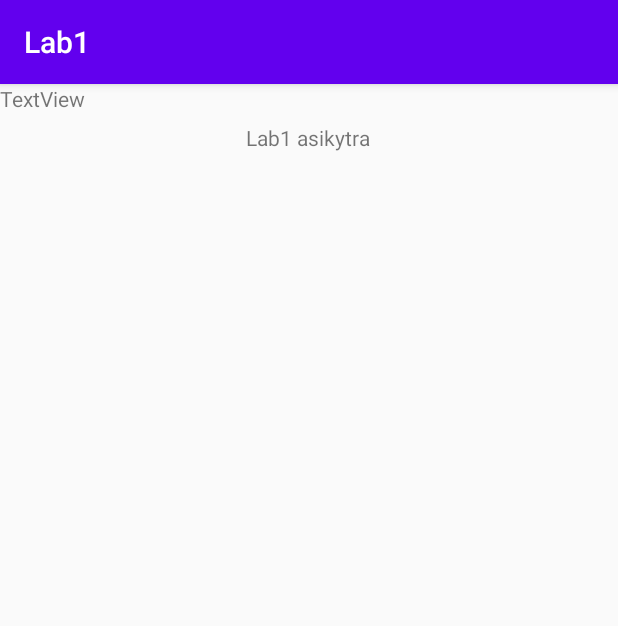
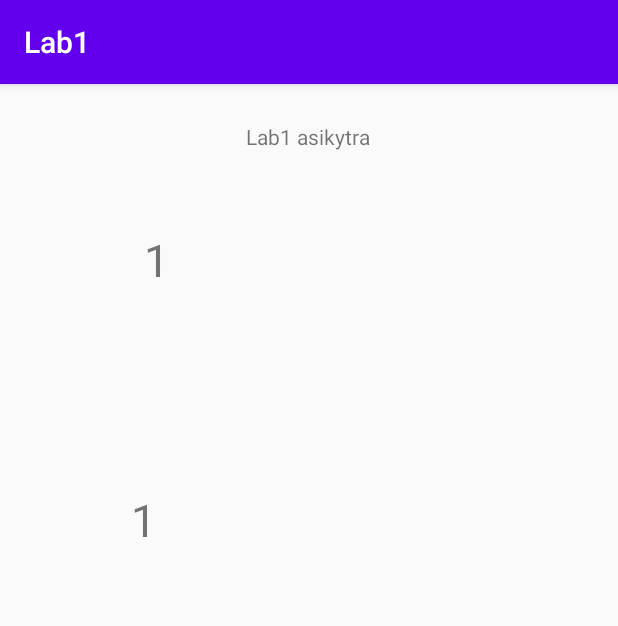
Before and after one commit to artykisa/Android_Labs, an Android app: the screen it shows after launch (MainActivity), on a phone screen of 412 x 824 dp. Shown: the top 626 px of the screen. Run offline under Robolectric (Android 15) with nearby library versions, the phone set to English and light mode, and no system bars.

```diff
--- a/lab1/app/build.gradle
+++ b/lab1/app/build.gradle
@@ -29,6 +29,7 @@ dependencies {
     implementation 'androidx.core:core-ktx:1.1.0'
     implementation 'androidx.appcompat:appcompat:1.1.0'
     implementation 'androidx.constraintlayout:constraintlayout:1.1.3'
+    implementation 'androidx.recyclerview:recyclerview:1.1.0'
     testImplementation 'junit:junit:4.12'
     androidTestImplementation 'androidx.test.ext:junit:1.1.1'
     androidTestImplementation 'androidx.test.espresso:espresso-core:3.2.0'
--- a/lab1/app/src/main/res/layout/activity_main.xml
+++ b/lab1/app/src/main/res/layout/activity_main.xml
@@ -10,8 +10,10 @@
         android:id="@+id/textView"
         android:layout_width="wrap_content"
         android:layout_height="wrap_content"
+        android:layout_marginTop="25dp"
+        android:layout_marginBottom="52dp"
         android:text="Lab1 asikytra"
-        app:layout_constraintBottom_toBottomOf="parent"
+        app:layout_constraintBottom_toTopOf="@+id/result_Text"
         app:layout_constraintHorizontal_bias="0.498"
         app:layout_constraintLeft_toLeftOf="parent"
         app:layout_constraintRight_toRightOf="parent"
@@ -182,10 +184,27 @@
 
     <TextView
         android:id="@+id/result_Text"
-        android:layout_width="wrap_content"
-        android:layout_height="wrap_content"
-        android:text="TextView"
-        tools:layout_editor_absoluteX="171dp"
-        tools:layout_editor_absoluteY="97dp" />
+        android:layout_width="237dp"
+        android:layout_height="0dp"
+        android:layout_marginBottom="114dp"
+        android:text="1"
+        android:textSize="30sp"
+        app:layout_constraintBottom_toTopOf="@+id/result_Text2"
+        app:layout_constraintEnd_toEndOf="parent"
+        app:layout_constraintHorizontal_bias="0.551"
+        app:layout_constraintStart_toStartOf="parent"
+        app:layout_constraintTop_toBottomOf="@+id/textView" />
+
+    <TextView
+        android:id="@+id/result_Text2"
+        android:layout_width="237dp"
+        android:layout_height="0dp"
+        android:layout_marginBottom="439dp"
+        android:text="1"
+        android:textSize="30sp"
+        app:layout_constraintBottom_toBottomOf="parent"
+        app:layout_constraintEnd_toEndOf="parent"
+        app:layout_constraintStart_toStartOf="parent"
+        app:layout_constraintTop_toBottomOf="@+id/result_Text" />
 
 </androidx.constraintlayout.widget.ConstraintLayout>
```
Also changed, not shown: lab1/app/src/main/java/com/example/lab1/MainActivity.kt (+34 -12 lines).
